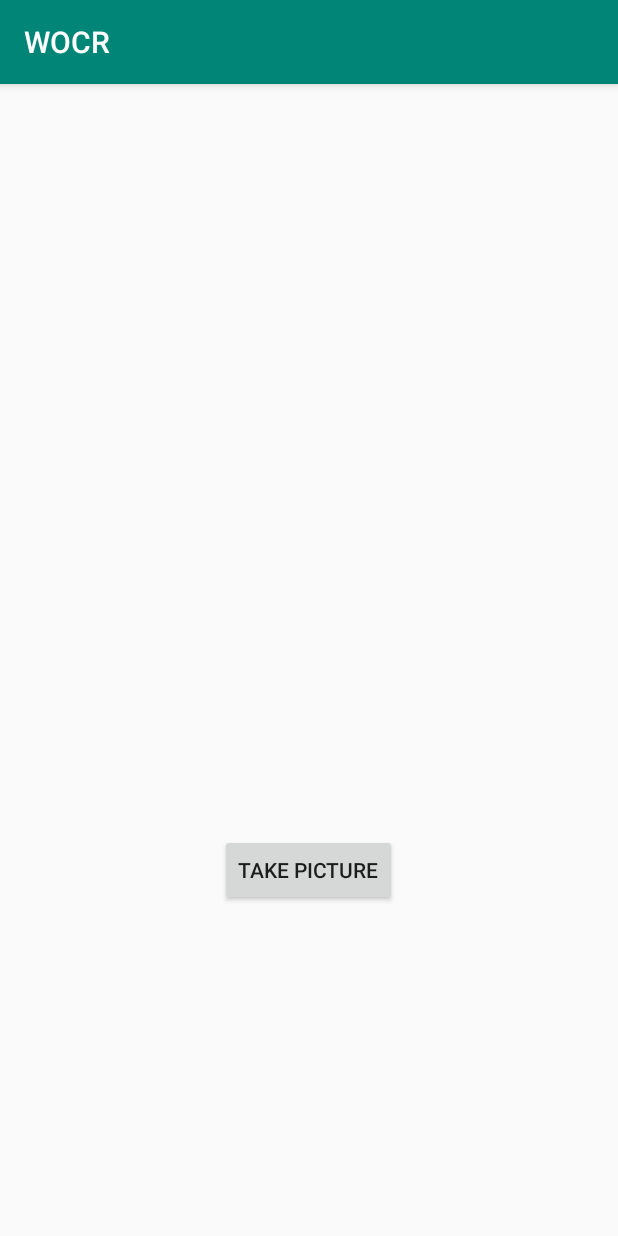
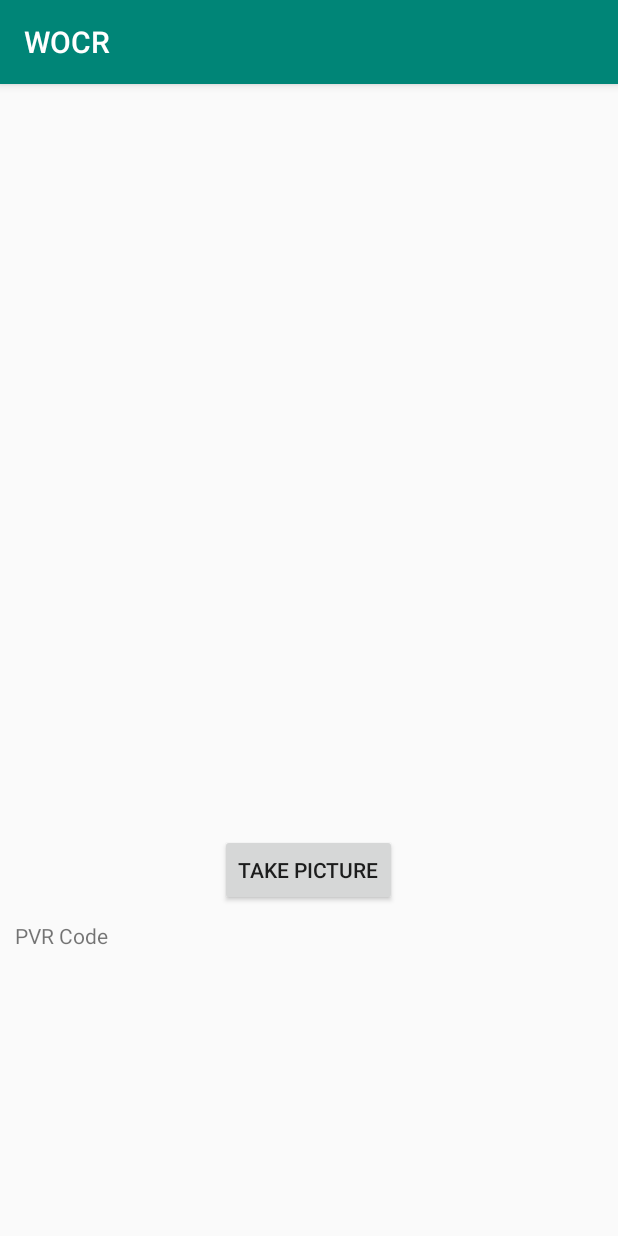
Before and after one commit to denysvitali/WOCR, an Android app: the screen it shows after launch (MainActivity), on a phone screen of 412 x 824 dp. Run offline under Robolectric (Android 15) with nearby library versions, the phone set to English and light mode, and no system bars; libraries missing offline, so code that uses them is left out: com.googlecode.tesseract; 5 statements that could not run were skipped.

Commit message:
Show PVR Code in a TextView

```diff
--- a/app/build.gradle
+++ b/app/build.gradle
@@ -34,5 +34,5 @@ dependencies {
     testImplementation 'junit:junit:4.12'
     androidTestImplementation 'androidx.test:runner:1.2.0'
     androidTestImplementation 'androidx.test.espresso:espresso-core:3.2.0'
-    implementation project(path: ':tesseract4android-release')
+    implementation files('libs/tesseract4android-release.aar')
 }
--- a/app/src/main/AndroidManifest.xml
+++ b/app/src/main/AndroidManifest.xml
@@ -9,7 +9,8 @@
             android:roundIcon="@mipmap/ic_launcher_round"
             android:supportsRtl="true"
             android:theme="@style/AppTheme">
-        <activity android:name=".MainActivity">
+        <activity android:name=".MainActivity"
+            android:screenOrientation="portrait">
             <intent-filter>
                 <action android:name="android.intent.action.MAIN"/>
 
--- a/app/src/main/java/it/denv/android/wocr/MainActivity.java
+++ b/app/src/main/java/it/denv/android/wocr/MainActivity.java
@@ -11,7 +11,9 @@ import android.os.Environment;
 import android.provider.MediaStore;
 import android.util.Log;
 import android.widget.Button;
+import android.widget.EditText;
 import android.widget.ImageView;
+import android.widget.TextView;
 
 import com.googlecode.tesseract.android.TessBaseAPI;
 
@@ -38,6 +40,7 @@ public class MainActivity extends AppCompatActivity {
     private ImageView cameraPreview;
     private TessBaseAPI baseAPI;
     private String currentPhotoPath;
+    private TextView pvrCode;
 
     @RequiresApi(api = Build.VERSION_CODES.O)
     @Override
@@ -46,6 +49,7 @@ public class MainActivity extends AppCompatActivity {
         setContentView(R.layout.activity_main);
 
         cameraPreview = findViewById(R.id.cameraPreview);
+        pvrCode = findViewById(R.id.pvrCode);
 
         Button buttonTakePicture = findViewById(R.id.btn_take_pic);
         buttonTakePicture.setOnClickListener((action)->{
@@ -133,6 +137,7 @@ public class MainActivity extends AppCompatActivity {
             String noSpaces = s.replace(" ", "");
             if(noSpaces.length() == 52){
                 Log.i(TAG, noSpaces);
+                runOnUiThread(()-> pvrCode.setText(noSpaces));
             }
         }
     }
@@ -174,7 +179,7 @@ public class MainActivity extends AppCompatActivity {
         bmOptions.inPurgeable = true;
 
         Matrix m = new Matrix();
-        m.postRotate(-90);
+        m.postRotate(0);
 
         Bitmap bitmap = BitmapFactory.decodeFile(currentPhotoPath, bmOptions);
         if(bitmap == null){
--- a/app/src/main/res/layout/activity_main.xml
+++ b/app/src/main/res/layout/activity_main.xml
@@ -15,4 +15,14 @@
         android:layout_gravity="center_horizontal"
         android:text="@string/take_picture">
     </Button>
+
+    <TextView
+        android:id="@+id/pvrCode"
+        android:layout_width="match_parent"
+        android:layout_height="wrap_content"
+        android:ems="10"
+        android:textIsSelectable="true"
+        android:text="@string/pvr_code"
+        android:layout_margin="10dp"
+        android:importantForAutofill="no" />
 </LinearLayout>
--- a/app/src/main/res/values/strings.xml
+++ b/app/src/main/res/values/strings.xml
@@ -1,4 +1,5 @@
 <resources>
     <string name="app_name">WOCR</string>
     <string name="take_picture">Take picture</string>
+    <string name="pvr_code">PVR Code</string>
 </resources>
```
